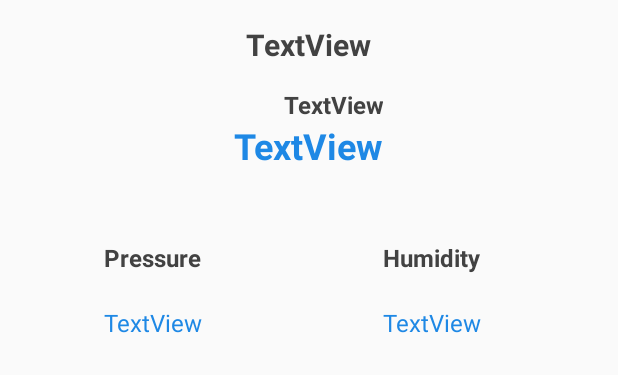
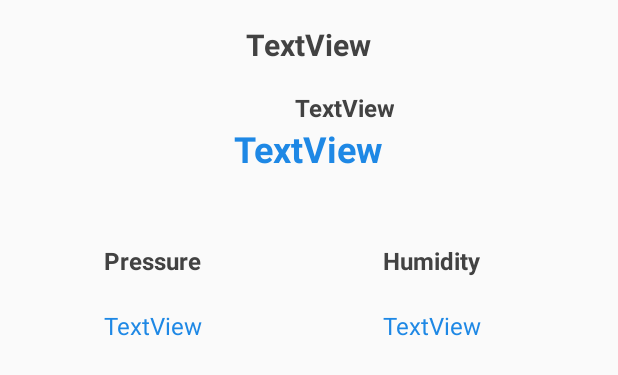
Before and after one commit to Aktorius/WeatherApp, an Android app: the layout activity_main.xml on its own in the app's theme, with its tools: preview values and no code run, on a phone screen of 412 x 824 dp. Shown: the top 375 px of the screen. Run offline under Robolectric (Android 15) with nearby library versions, the phone set to English and light mode, and no system bars.

```diff
--- a/app/build.gradle
+++ b/app/build.gradle
@@ -32,4 +32,5 @@ dependencies {
     compile 'com.squareup.retrofit2:converter-gson:2.0.2'
 
     testCompile 'junit:junit:4.12'
+    compile 'com.google.android.gms:play-services-appindexing:8.4.0'
 }
--- a/app/src/main/AndroidManifest.xml
+++ b/app/src/main/AndroidManifest.xml
@@ -16,7 +16,11 @@
 
                 <category android:name="android.intent.category.LAUNCHER" />
             </intent-filter>
-        </activity>
+        </activity><!-- ATTENTION: This was auto-generated to add Google Play services to your project for
+     App Indexing.  See https://g.co/AppIndexing/AndroidStudio for more information. -->
+        <meta-data
+            android:name="com.google.android.gms.version"
+            android:value="@integer/google_play_services_version" />
     </application>
 
 </manifest>
--- a/app/src/main/res/layout/activity_main.xml
+++ b/app/src/main/res/layout/activity_main.xml
@@ -42,6 +42,18 @@
         android:textSize="20sp"/>
 
     <TextView
+        tools:text="TextView"
+        style="@style/Header"
+        android:gravity="center"
+        android:layout_width="wrap_content"
+        android:layout_height="wrap_content"
+        android:layout_marginTop="17dp"
+        android:id="@+id/weather"
+        android:layout_below="@+id/countryName"
+        android:layout_alignStart="@+id/temperature"
+        android:layout_marginStart="40dp" />
+
+    <TextView
         android:id="@+id/temperature"
         style="@style/TempValue"
         android:layout_width="wrap_content"
@@ -71,15 +83,4 @@
         android:layout_alignBaseline="@+id/pressure"
         android:layout_alignBottom="@+id/pressure"
         android:layout_alignStart="@+id/textView2" />
-
-    <TextView
-        tools:text="TextView"
-        style="@style/Header"
-        android:gravity="center"
-        android:layout_width="wrap_content"
-        android:layout_height="wrap_content"
-        android:layout_marginTop="15dp"
-        android:id="@+id/weather"
-        android:layout_below="@+id/countryName"
-        android:layout_alignEnd="@+id/temperature" />
 </RelativeLayout>
```
Also changed, not shown: app/src/main/java/aktorius/com/android/weather/MainActivity.java (+36 -0 lines).
